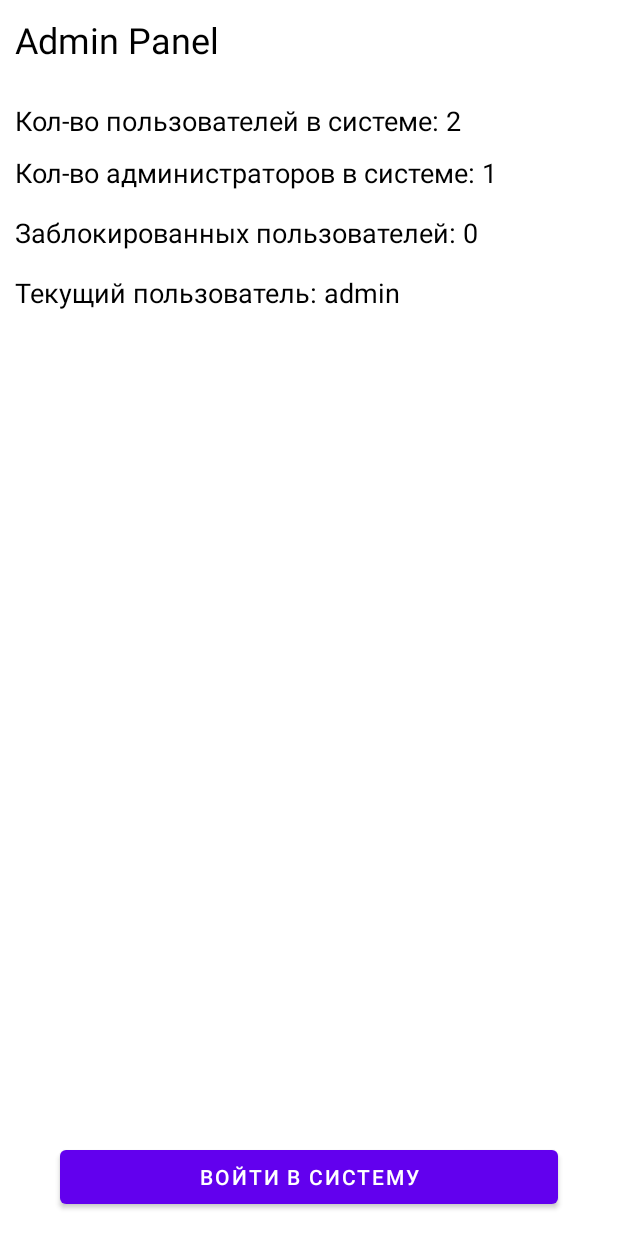
After one commit to jEUGENEdev/security-solution, an Android app: the AdminActivity screen opened directly, with no data from a screen before it, on a phone screen of 412 x 824 dp. The commit adds this screen. Run offline under Robolectric (Android 15) with nearby library versions, the phone set to English and light mode, and no system bars.

Commit message:
added admin panel

```diff
--- a/app/src/main/AndroidManifest.xml
+++ b/app/src/main/AndroidManifest.xml
@@ -16,6 +16,9 @@
         android:supportsRtl="true"
         android:theme="@style/Theme.SecuritySolution"
         tools:targetApi="31">
+        <activity
+            android:name=".activity.AdminActivity"
+            android:exported="false" />
         <activity
             android:name=".activity.ObjectActivity"
             android:exported="false" />
--- /dev/null
+++ b/app/src/main/java/com/deveugene/securitysolution/activity/AdminActivity.java
@@ -0,0 +1,21 @@
+package com.deveugene.securitysolution.activity;
+
+import androidx.appcompat.app.AppCompatActivity;
+
+import android.content.Intent;
+import android.os.Bundle;
+
+import com.deveugene.securitysolution.R;
+
+public class AdminActivity extends AppCompatActivity {
+
+    @Override
+    protected void onCreate(Bundle savedInstanceState) {
+        super.onCreate(savedInstanceState);
+        setContentView(R.layout.activity_admin);
+
+        findViewById(R.id.loginSystem).setOnClickListener(v -> {
+            startActivity(new Intent(this, HomeActivity.class));
+        });
+    }
+}
--- a/app/src/main/java/com/deveugene/securitysolution/activity/LoginActivity.java
+++ b/app/src/main/java/com/deveugene/securitysolution/activity/LoginActivity.java
@@ -13,6 +13,7 @@ import androidx.appcompat.app.AppCompatActivity;
 
 import com.deveugene.securitysolution.R;
 import com.deveugene.securitysolution.security.AuthResponse;
+import com.deveugene.securitysolution.security.Roles;
 import com.deveugene.securitysolution.security.SecurityManager;
 import com.deveugene.securitysolution.security.UserData;
 import com.deveugene.securitysolution.storage.Keys;
@@ -62,7 +63,13 @@ public class LoginActivity extends AppCompatActivity {
         AuthResponse authResponse = security.authenticate(data);
         if (authResponse.isAuth()) {
             localStorage.putBoolean(Keys.IS_AUTH.name(), true);
-            startActivity(new Intent(this, HomeActivity.class));
+
+            if (authResponse.getRole() == Roles.USER){
+                startActivity(new Intent(this, HomeActivity.class));
+            } else if (authResponse.getRole() == Roles.ADMIN) {
+                startActivity(new Intent(this, AdminActivity.class));
+            }
+
             finish();
         } else {
             new AlertDialog.Builder(this)
--- a/app/src/main/java/com/deveugene/securitysolution/security/Response.java
+++ b/app/src/main/java/com/deveugene/securitysolution/security/Response.java
@@ -15,7 +15,7 @@ public class Response implements AuthResponse {
         tmpUserData.put("zhenya", data);
         data = new ArrayList<>();
         data.add("123");
-        data.add("USER");
+        data.add("ADMIN");
         tmpUserData.put("admin", data);
     }
 
--- /dev/null
+++ b/app/src/main/res/layout/activity_admin.xml
@@ -0,0 +1,75 @@
+<?xml version="1.0" encoding="utf-8"?>
+<androidx.constraintlayout.widget.ConstraintLayout xmlns:android="http://schemas.android.com/apk/res/android"
+    xmlns:app="http://schemas.android.com/apk/res-auto"
+    xmlns:tools="http://schemas.android.com/tools"
+    android:layout_width="match_parent"
+    android:layout_height="match_parent"
+    tools:context=".activity.AdminActivity">
+
+    <TextView
+        android:id="@+id/textView13"
+        android:layout_width="wrap_content"
+        android:layout_height="wrap_content"
+        android:layout_marginStart="10dp"
+        android:layout_marginTop="10dp"
+        android:text="Admin Panel"
+        android:textColor="@color/black"
+        android:textSize="24sp"
+        app:layout_constraintStart_toStartOf="parent"
+        app:layout_constraintTop_toTopOf="parent" />
+
+    <TextView
+        android:id="@+id/textView15"
+        android:layout_width="wrap_content"
+        android:layout_height="wrap_content"
+        android:layout_marginTop="25dp"
+        android:text="Кол-во пользователей в системе: 2"
+        android:textColor="@color/black"
+        android:textSize="18sp"
+        app:layout_constraintStart_toStartOf="@+id/textView13"
+        app:layout_constraintTop_toBottomOf="@+id/textView13" />
+
+    <TextView
+        android:id="@+id/textView17"
+        android:layout_width="wrap_content"
+        android:layout_height="wrap_content"
+        android:layout_marginTop="10dp"
+        android:text="Кол-во администраторов в системе: 1"
+        android:textColor="@color/black"
+        android:textSize="18sp"
+        app:layout_constraintStart_toStartOf="@+id/textView13"
+        app:layout_constraintTop_toBottomOf="@+id/textView15" />
+
+    <TextView
+        android:id="@+id/textView18"
+        android:layout_width="wrap_content"
+        android:layout_height="wrap_content"
+        android:layout_marginTop="15dp"
+        android:text="Заблокированных пользователей: 0"
+        android:textColor="@color/black"
+        android:textSize="18sp"
+        app:layout_constraintStart_toStartOf="@+id/textView13"
+        app:layout_constraintTop_toBottomOf="@+id/textView17" />
+
+    <TextView
+        android:layout_width="wrap_content"
+        android:layout_height="wrap_content"
+        android:layout_marginTop="15dp"
+        android:text="Текущий пользователь: admin"
+        android:textColor="@color/black"
+        android:textSize="18sp"
+        app:layout_constraintStart_toStartOf="@+id/textView13"
+        app:layout_constraintTop_toBottomOf="@+id/textView18" />
+
+    <Button
+        android:id="@+id/loginSystem"
+        android:layout_width="0dp"
+        android:layout_height="wrap_content"
+        android:layout_marginStart="40dp"
+        android:layout_marginEnd="40dp"
+        android:layout_marginBottom="15dp"
+        android:text="Войти в систему"
+        app:layout_constraintBottom_toBottomOf="parent"
+        app:layout_constraintEnd_toEndOf="parent"
+        app:layout_constraintStart_toStartOf="parent" />
+</androidx.constraintlayout.widget.ConstraintLayout>
```
